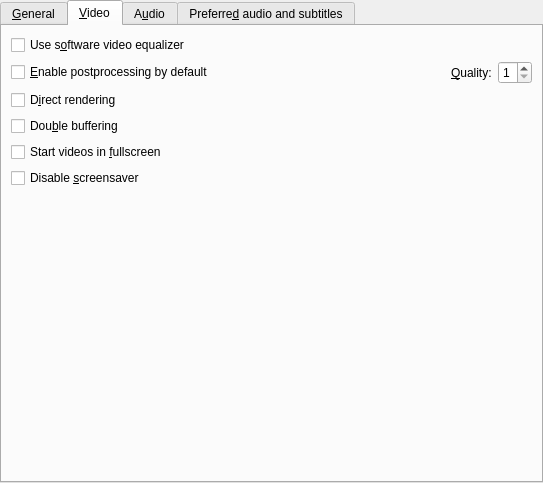
This is src/prefgeneral.ui in wilbert2000/wzplayer as Qt 5 draws it before an edit. The edited form follows.
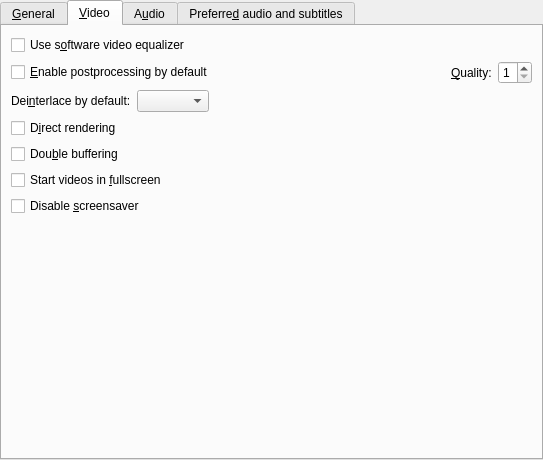
This is the edited form. The open tabs and pages were chosen to show the change. Icons and pictures are not drawn. Custom widgets are drawn as their Qt base class.

Commit message: Added in Preferences->General->Video an option to select the default deinterlacer. It will be used for new videos opened.

```diff
--- a/src/prefgeneral.ui
+++ b/src/prefgeneral.ui
@@ -6,7 +6,7 @@
     <x>0</x>
     <y>0</y>
     <width>543</width>
-    <height>483</height>
+    <height>460</height>
    </rect>
   </property>
   <property name="windowIcon" >
@@ -365,6 +365,42 @@
          </item>
         </layout>
        </item>
+       <item>
+        <layout class="QHBoxLayout" >
+         <property name="margin" >
+          <number>0</number>
+         </property>
+         <property name="spacing" >
+          <number>6</number>
+         </property>
+         <item>
+          <widget class="QLabel" name="label_7" >
+           <property name="text" >
+            <string>Dei&amp;nterlace by default:</string>
+           </property>
+           <property name="buddy" >
+            <cstring>deinterlace_combo</cstring>
+           </property>
+          </widget>
+         </item>
+         <item>
+          <widget class="QComboBox" name="deinterlace_combo" />
+         </item>
+         <item>
+          <spacer>
+           <property name="orientation" >
+            <enum>Qt::Horizontal</enum>
+           </property>
+           <property name="sizeHint" >
+            <size>
+             <width>40</width>
+             <height>20</height>
+            </size>
+           </property>
+          </spacer>
+         </item>
+        </layout>
+       </item>
        <item>
         <widget class="QCheckBox" name="direct_rendering_check" >
          <property name="text" >
@@ -955,16 +991,16 @@
   </layout>
  </widget>
  <customwidgets>
-  <customwidget>
-   <class>MyComboBox</class>
-   <extends>QComboBox</extends>
-   <header>mycombobox.h</header>
-  </customwidget>
   <customwidget>
    <class>TristateCombo</class>
    <extends>QComboBox</extends>
    <header>tristatecombo.h</header>
   </customwidget>
+  <customwidget>
+   <class>MyComboBox</class>
+   <extends>QComboBox</extends>
+   <header>mycombobox.h</header>
+  </customwidget>
  </customwidgets>
  <tabstops>
   <tabstop>general_tab</tabstop>
```
The commit also changes 6 other files.
